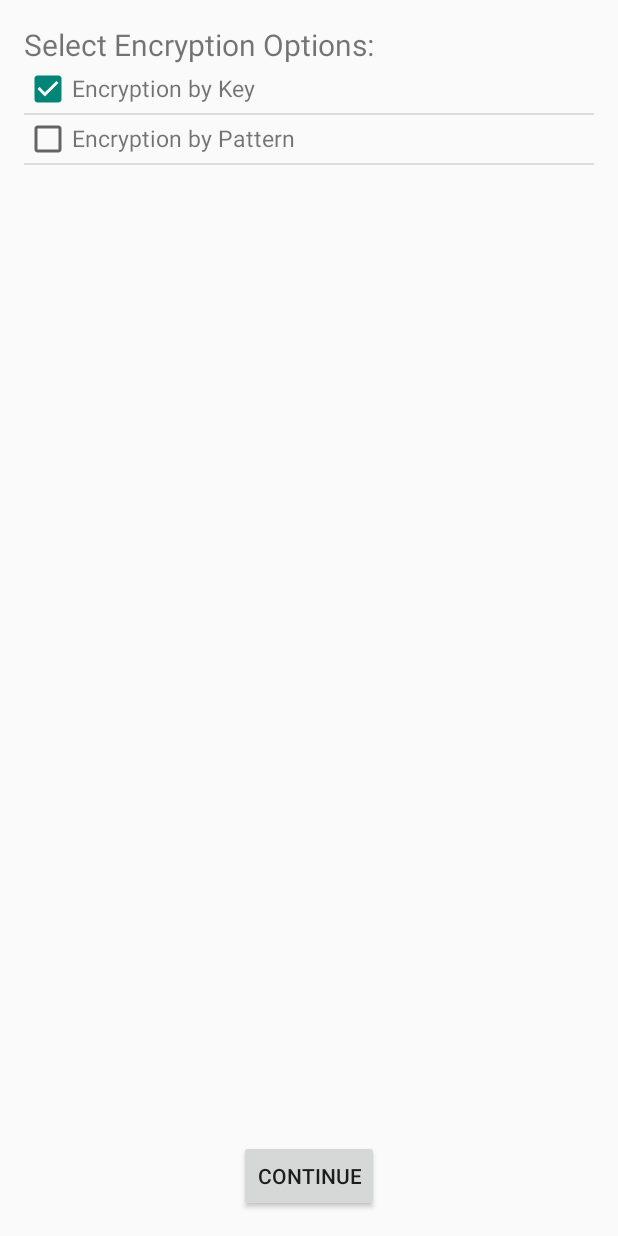
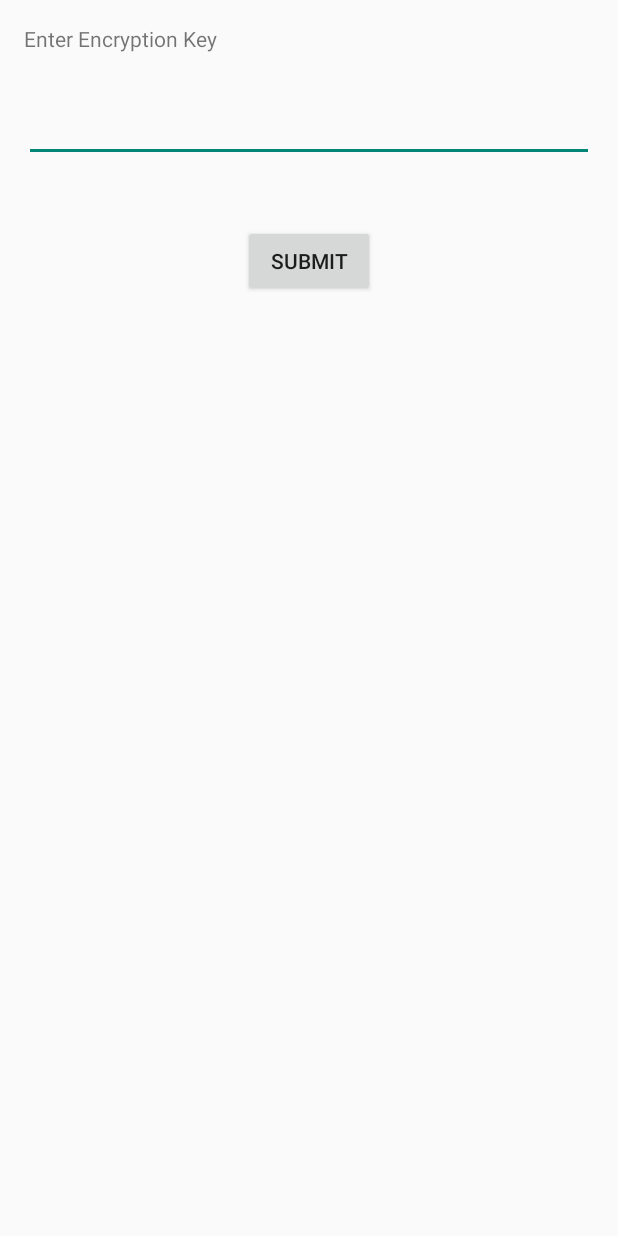
Before and after one commit to lino994/cs3773, an Android app: the SetEncryption screen opened directly, with no data from a screen before it, after a tap on "CONTINUE", on a phone screen of 412 x 824 dp. Run offline under Robolectric (Android 15) with nearby library versions, the phone set to English and light mode, and no system bars; 2 statements that could not run were skipped; 1 other tap on this screen came first.

Commit message:
Encryptions are Implemented when contact is chosen to send message to removed from drop down menu

```diff
--- a/app/src/main/AndroidManifest.xml
+++ b/app/src/main/AndroidManifest.xml
@@ -40,8 +40,10 @@
         <service
             android:name=".CheckMessage"
             android:enabled="true"
-            android:exported="true"></service>
-        <activity android:name=".SetEncryption"></activity>
+            android:exported="true" />
+
+        <activity android:name=".SetEncryption" />
+        <activity android:name=".EnterKey"></activity>
     </application>
 
 </manifest>
--- /dev/null
+++ b/app/src/main/java/com/example/linos/testapp/EnterKey.java
@@ -0,0 +1,67 @@
+package com.example.linos.testapp;
+
+import android.content.Intent;
+import android.net.Uri;
+import android.support.v7.app.AppCompatActivity;
+import android.os.Bundle;
+import android.util.Log;
+import android.view.View;
+import android.widget.Button;
+import android.widget.EditText;
+import android.widget.Toast;
+
+import com.google.android.gms.appindexing.Action;
+import com.google.android.gms.appindexing.AppIndex;
+import com.google.android.gms.appindexing.Thing;
+import com.google.android.gms.common.api.GoogleApiClient;
+
+public class EnterKey extends AppCompatActivity {
+    Button bSubmit;
+    String key;
+    EditText edKey;
+    Bundle info;
+    /**
+     * ATTENTION: This was auto-generated to implement the App Indexing API.
+     * See https://g.co/AppIndexing/AndroidStudio for more information.
+     */
+    private GoogleApiClient client;
+
+    @Override
+    protected void onCreate(Bundle savedInstanceState) {
+        super.onCreate(savedInstanceState);
+        setContentView(R.layout.activity_enter_key);
+        Intent myIntent = getIntent();
+
+        /*
+          username of sender and reciever to be sent to next activity
+          after user decides on encryption type it is put in a bundle
+          to be passed along until user sends message
+         */
+        info = myIntent.getExtras();
+        bSubmit = (Button) findViewById(R.id.bSubmitKey);
+        edKey = (EditText) findViewById(R.id.edKey);
+
+
+        bSubmit.setOnClickListener(new View.OnClickListener() {
+            @Override
+            public void onClick(View v) {
+                key = edKey.getText().toString();
+                if(!key.equals("") && key.length() >= 8) {
+
+                    info.putBoolean("needsKey", true);
+                    info.putString("key", key);
+
+                    /*start send message activity */
+                    Intent sendMsg = new Intent(EnterKey.this, SendMessage.class);
+                    sendMsg.putExtras(info);
+                    startActivity(sendMsg);
+                    finish();
+                }else{
+                    Toast.makeText(getApplicationContext(), "Key Not Valid", Toast.LENGTH_SHORT).show();
+                }
+
+            }
+        });
+    }
+
+}
--- a/app/src/main/java/com/example/linos/testapp/SetEncryption.java
+++ b/app/src/main/java/com/example/linos/testapp/SetEncryption.java
@@ -59,11 +59,20 @@ public class SetEncryption extends AppCompatActivity {
                 if(options[0].getIsChecked() && options[1].getIsChecked()){
                     System.out.println("both Selected");
                     info.putBoolean("needsBoth", true);             //used to check if both encryption will be needed before writing msg
+                    Intent newMessage = new Intent(SetEncryption.this, PatternEncrypt.class);
+                    newMessage.putExtras(info);
+                    startActivity(newMessage);
+                    finish();
+
                 }
                 /*key encryption selected*/
                 else if(options[0].getIsChecked() && !options[1].getIsChecked()){
-                    System.out.println("key Selected");
-                    info.putBoolean("needsBoth", false);           //used to check if both encryption will be needed before writing msg
+                    Intent setKey = new Intent(SetEncryption.this, EnterKey.class);
+                    info.putBoolean("needsBoth", false);
+                    setKey.putExtras(info);
+                    startActivity(setKey);
+                    finish();
+                    //used to check if both encryption will be needed before writing msg
                 }
                 /*pattern encryption selected*/
                 else if(!options[0].getIsChecked() && options[1].getIsChecked()){
--- /dev/null
+++ b/app/src/main/res/layout/activity_enter_key.xml
@@ -0,0 +1,39 @@
+<?xml version="1.0" encoding="utf-8"?>
+<RelativeLayout xmlns:android="http://schemas.android.com/apk/res/android"
+    xmlns:tools="http://schemas.android.com/tools"
+    android:id="@+id/activity_enter_key"
+    android:layout_width="match_parent"
+    android:layout_height="match_parent"
+    android:paddingBottom="@dimen/activity_vertical_margin"
+    android:paddingLeft="@dimen/activity_horizontal_margin"
+    android:paddingRight="@dimen/activity_horizontal_margin"
+    android:paddingTop="@dimen/activity_vertical_margin"
+    tools:context="com.example.linos.testapp.EnterKey">
+
+
+    <TextView
+        android:layout_width="wrap_content"
+        android:layout_height="wrap_content"
+        android:text="Enter Encryption Key"
+        android:id="@+id/textView5" />
+
+    <EditText
+        android:layout_width="match_parent"
+        android:layout_height="wrap_content"
+        android:id="@+id/edKey"
+        android:layout_below="@+id/textView5"
+        android:layout_alignParentLeft="true"
+        android:layout_alignParentStart="true"
+        android:layout_marginTop="27dp" />
+
+    <Button
+        android:layout_width="wrap_content"
+        android:layout_height="wrap_content"
+        android:text="Submit"
+        android:layout_marginTop="42dp"
+        android:id="@+id/bSubmitKey"
+        android:layout_below="@+id/edKey"
+        android:layout_centerHorizontal="true" />
+
+
+</RelativeLayout>
--- a/app/src/main/res/menu/admin_menu.xml
+++ b/app/src/main/res/menu/admin_menu.xml
@@ -9,14 +9,8 @@
         app:showAsAction="never" />
     <item android:title="Set Security Question"
         android:id="@+id/security" />
-    <item android:title="Encryption by Key"
-        android:id="@+id/encryption" />
-    <item android:title="Encryption by Pattern"
-        android:id="@+id/pattern" />
     <item android:title="Create New User"
         android:id="@+id/new_user" />
-    <item android:title="Send new message"
-        android:id="@+id/new_message" />
     <item android:title="Item"
         android:id="@+id/messages" />
     <item android:title="Logout"
--- a/app/src/main/res/menu/menu.xml
+++ b/app/src/main/res/menu/menu.xml
@@ -8,10 +8,6 @@ tools:context="com.example.nique.myapplication.MainActivity">
         android:id="@+id/security" />
     <item android:id="@+id/password"
         android:title="Change Password" />
-    <item android:title="Encryption by Key"
-        android:id="@+id/encryption" />
-    <item android:title="Encryption by Pattern"
-        android:id="@+id/pattern" />
     <item android:title="Logout"
         android:id="@+id/Logout" />
 </menu>
```
Also changed, not shown: app/src/main/java/com/example/linos/testapp/Admin.java (+0 -23 lines), app/src/main/java/com/example/linos/testapp/Messaging.java (+0 -14 lines), app/src/main/java/com/example/linos/testapp/PatternEncrypt.java (+23 -9 lines), app/src/main/java/com/example/linos/testapp/SendMessage.java (+58 -30 lines).
